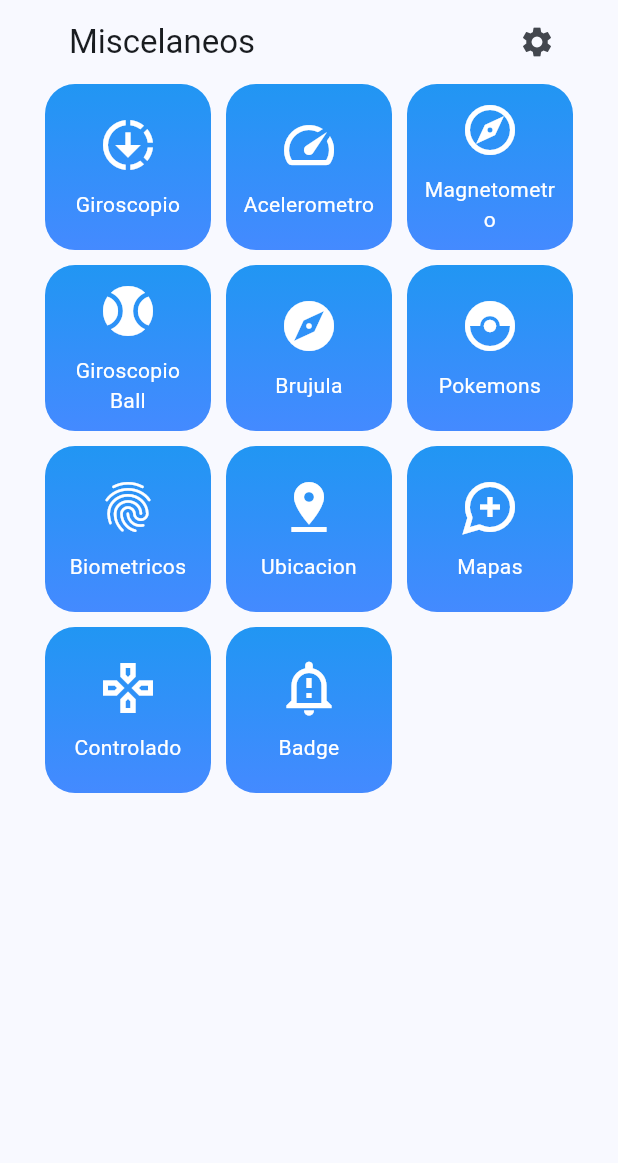
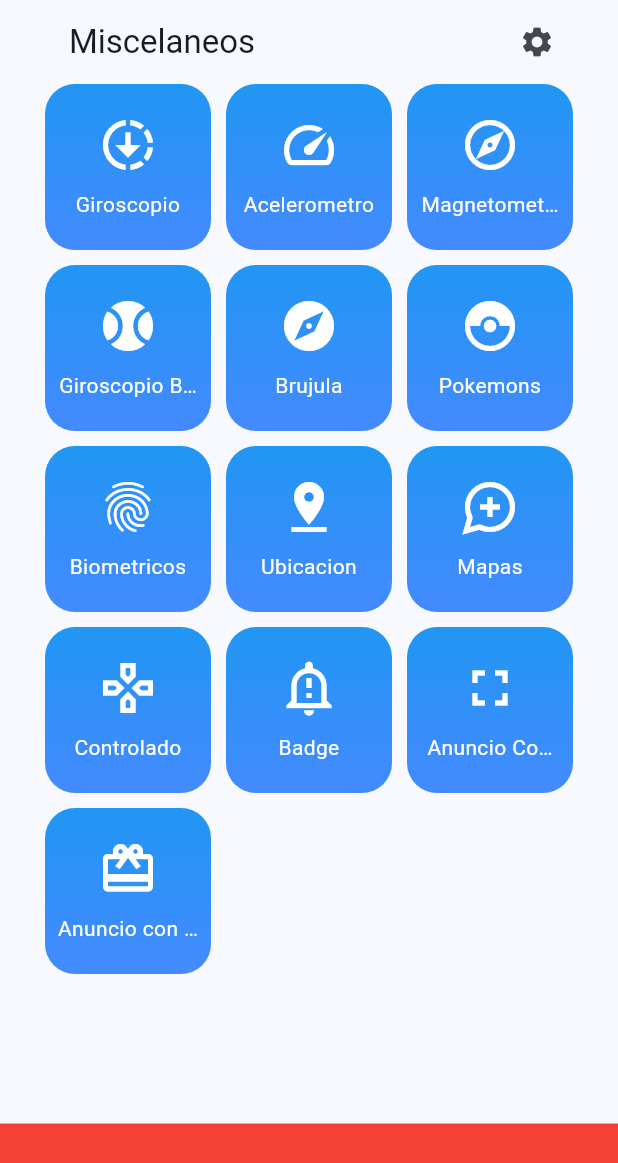
Before and after one commit to tripleP16/misceleanos, a Flutter app: the screen it shows after launch, on a phone screen of 412 x 824 dp. Shown: the top 1163 px of the screen. Run offline on Flutter 3.47's test engine with Material 2 defaults, Android fonts, the phone set to English and light mode, and no system bars; our stand-ins replace dio, flutter_compass, flutter_riverpod, geolocator, go_router, google_fonts and 6 more; missing offline and left inert: flutter_app_badger, quick_actions.

Commit message:
ads preparation

```diff
--- a/lib/config/router/app_router.dart
+++ b/lib/config/router/app_router.dart
@@ -49,4 +49,12 @@ final appRouter = GoRouter(routes: [
       builder: (context, state) => const ControlledMapScreen()),
 
   GoRoute(path: '/badge', builder: (context, state) => const BadgeScreen()),
+
+  GoRoute(
+      path: '/ad-fullscreen',
+      builder: (context, state) => const AdFullScreen()),
+
+  GoRoute(
+      path: '/ad-rewarded',
+      builder: (context, state) => const AdRewardedScreen()),
 ]);
--- a/lib/presentation/screens/home/home_screen.dart
+++ b/lib/presentation/screens/home/home_screen.dart
@@ -8,7 +8,10 @@ class HomeScreen extends StatelessWidget {
   @override
   Widget build(BuildContext context) {
     return Scaffold(
-      body: Padding(
+      body: Column(
+        children: [
+          Expanded(
+            child: Padding(
               padding: const EdgeInsets.symmetric(horizontal: 30),
               child: CustomScrollView(
                 slivers: [
@@ -19,14 +22,21 @@ class HomeScreen extends StatelessWidget {
                           onPressed: () {
                             context.push('/permissions');
                           },
-              icon: const Icon(Icons.settings)
-          )
+                          icon: const Icon(Icons.settings))
                     ],
                   ),
                   const MainMenu()
                 ],
               ),
             ),
+          ),
+          Container(
+            color: Colors.red,
+            width: double.infinity,
+            height: 75,
+          )
+        ],
+      ),
     );
   }
 }
--- a/lib/presentation/screens/screens.dart
+++ b/lib/presentation/screens/screens.dart
@@ -17,3 +17,7 @@ export 'location/map_screen.dart';
 
 //Badge
 export 'badge/badge_screen.dart';
+
+//Ads
+export 'ads/ad_full_screen.dart';
+export 'ads/ad_rewarded_screen.dart';
--- a/lib/presentation/widgets/shared/main_menu.dart
+++ b/lib/presentation/widgets/shared/main_menu.dart
@@ -21,6 +21,8 @@ final menuItems = <MenuItem>[
   MenuItem('Mapas', Icons.maps_ugc_outlined, '/maps'),
   MenuItem('Controlado', Icons.gamepad_outlined, '/controlled-map'),
   MenuItem('Badge', Icons.notification_important_outlined, '/badge'),
+  MenuItem('Anuncio Completo', Icons.fullscreen, '/ad-fullscreen'),
+  MenuItem('Anuncio con recompensa', Icons.card_giftcard, '/ad-rewarded'),
 ];
 
 class MainMenu extends StatelessWidget {
@@ -78,6 +80,7 @@ class _HomeMenuItem extends StatelessWidget {
               Text(
                 title,
                 textAlign: TextAlign.center,
+                overflow: TextOverflow.ellipsis,
                 style: const TextStyle(color: Colors.white),
               )
             ],
```
Also changed, not shown: lib/presentation/screens/ads/ad_full_screen.dart (added, +17 -0 lines), lib/presentation/screens/ads/ad_rewarded_screen.dart (added, +17 -0 lines). Lines whose indentation alone changed are shown as unchanged.
